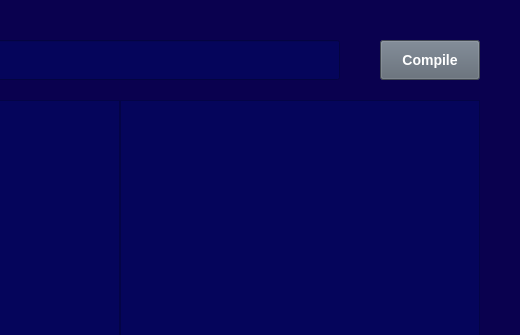
First picture: the form in GUI/shell.ui, repository creeperDoesRedstone/XSharp, before the edit; both pictures show x 280 to 800 and y 0 to 335 of the 800 by 600 pixel window.
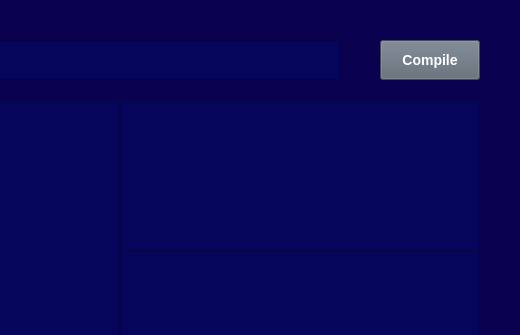
Second picture: the form after the edit.

The edit to the form file:
```diff
--- a/GUI/shell.ui
+++ b/GUI/shell.ui
@@ -114,9 +114,9 @@
     <property name="geometry">
      <rect>
       <x>400</x>
-      <y>100</y>
+      <y>249</y>
       <width>360</width>
-      <height>420</height>
+      <height>271</height>
      </rect>
     </property>
     <property name="styleSheet">
@@ -125,6 +125,9 @@
 padding: 6px;
 font-family: &quot;JetBrains Mono&quot;, &quot;Consolas&quot;;</string>
     </property>
+    <property name="readOnly">
+     <bool>true</bool>
+    </property>
     <property name="tabStopDistance">
      <double>31.000000000000000</double>
     </property>
@@ -155,6 +158,28 @@
      <string>Line count: 0</string>
     </property>
    </widget>
+   <widget class="QTextEdit" name="error">
+    <property name="geometry">
+     <rect>
+      <x>400</x>
+      <y>100</y>
+      <width>360</width>
+      <height>151</height>
+     </rect>
+    </property>
+    <property name="styleSheet">
+     <string notr="true">background-color: rgb(5, 5, 91);
+color: rgb(255, 107, 109);
+padding: 6px;
+font-family: &quot;JetBrains Mono&quot;, &quot;Consolas&quot;;</string>
+    </property>
+    <property name="readOnly">
+     <bool>true</bool>
+    </property>
+    <property name="tabStopDistance">
+     <double>31.000000000000000</double>
+    </property>
+   </widget>
   </widget>
  </widget>
  <resources/>
```
